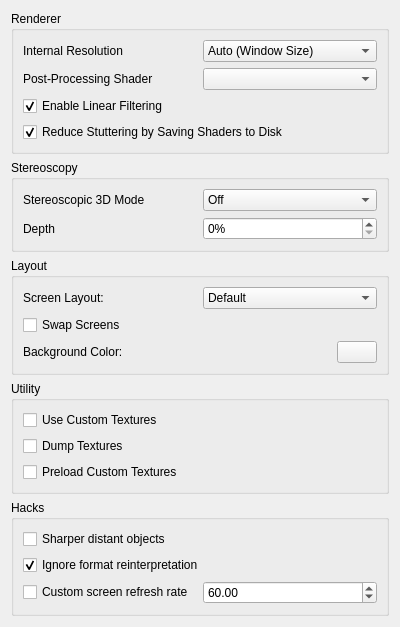
Qt form src/citra_qt/configuration/configure_enhancements.ui (tbsp/citra-valentin) before a commit.
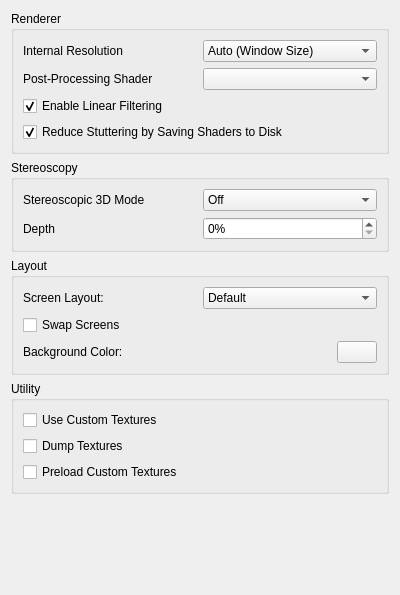
The same form after that commit.

Commit message: 2.1.2: move hacks to menu

The edit to the form file:
```diff
--- a/src/citra_qt/configuration/configure_enhancements.ui
+++ b/src/citra_qt/configuration/configure_enhancements.ui
@@ -315,56 +315,6 @@
      </layout>
     </widget>
    </item>
-   <item>
-    <widget class="QGroupBox" name="groupBox_2">
-     <property name="title">
-      <string>Hacks</string>
-     </property>
-     <layout class="QVBoxLayout" name="verticalLayout_2">
-      <item>
-       <widget class="QCheckBox" name="sharper_distant_objects">
-        <property name="text">
-         <string>Sharper distant objects</string>
-        </property>
-       </widget>
-      </item>
-      <item>
-       <widget class="QCheckBox" name="ignore_format_reinterpretation">
-        <property name="text">
-         <string>Ignore format reinterpretation</string>
-        </property>
-        <property name="checked">
-         <bool>true</bool>
-        </property>
-       </widget>
-      </item>
-      <item>
-       <layout class="QHBoxLayout" name="horizontalLayout_2">
-        <item>
-         <widget class="QCheckBox" name="custom_screen_refresh_rate">
-          <property name="text">
-           <string>Custom screen refresh rate</string>
-          </property>
-         </widget>
-        </item>
-        <item>
-         <widget class="QDoubleSpinBox" name="screen_refresh_rate">
-          <property name="minimum">
-           <double>1.000000000000000</double>
-          </property>
-          <property name="maximum">
-           <double>300.000000000000000</double>
-          </property>
-          <property name="value">
-           <double>60.000000000000000</double>
-          </property>
-         </widget>
-        </item>
-       </layout>
-      </item>
-     </layout>
-    </widget>
-   </item>
    <item>
     <spacer name="verticalSpacer">
      <property name="orientation">
```
The commit also changes 12 other files.
